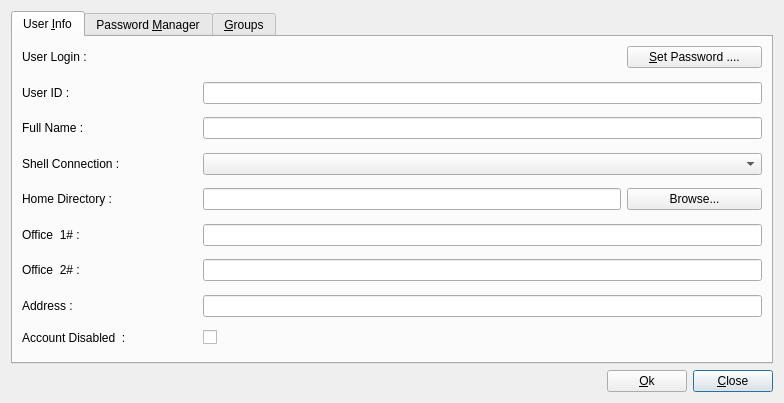
Old version of the form ui/EditProperties.ui in the repository xen0vas/UserManager.
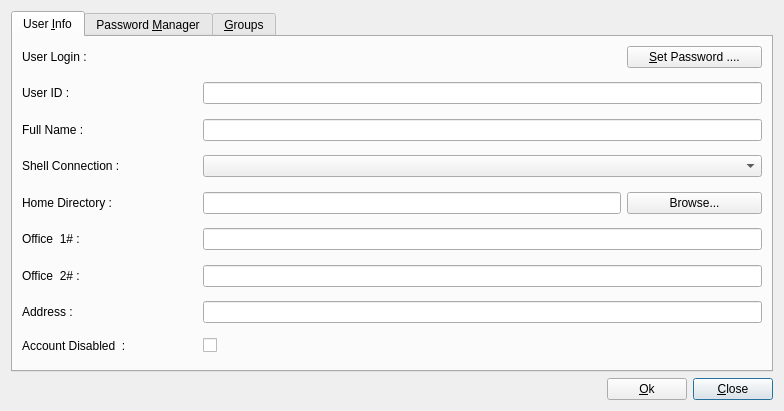
New version of the form. Icons and pictures are not drawn.

Commit message: Changing MultiSelection to SingleSelection GUI Attributes in MainWindow.cpp

The edit to the form file:
```diff
--- a/ui/EditProperties.ui
+++ b/ui/EditProperties.ui
@@ -7,7 +7,7 @@
     <x>0</x>
     <y>0</y>
     <width>784</width>
-    <height>403</height>
+    <height>411</height>
    </rect>
   </property>
   <property name="windowTitle">
@@ -174,7 +174,11 @@
         </widget>
        </item>
        <item row="7" column="2" colspan="4">
-        <widget class="QComboBox" name="shellConnect"/>
+        <widget class="QComboBox" name="shellConnect">
+         <property name="editable">
+          <bool>false</bool>
+         </property>
+        </widget>
        </item>
        <item row="9" column="0">
         <widget class="QLabel" name="label_7">
```
Left out of the diff: 1 changed line with no effect on the pictures. The commit also changes 6 other files.
